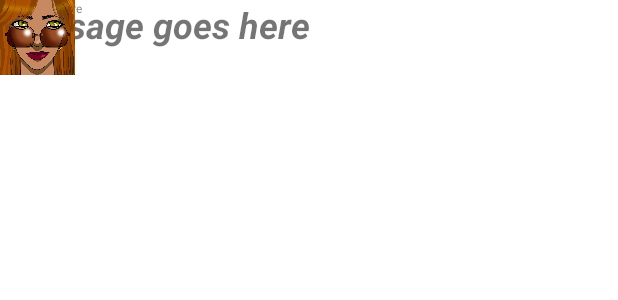
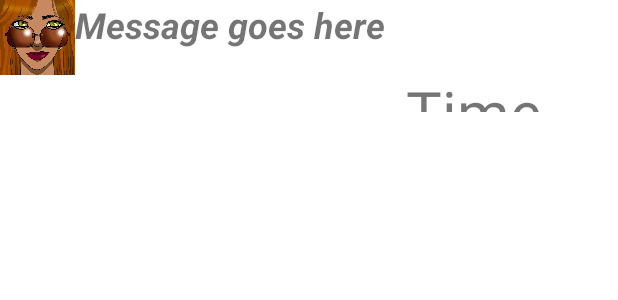
Before and after one commit to Cinthialesline/AndroidaLabs, an Android app: the layout sent_message.xml on its own in the app's theme, with its tools: preview values and no code run, on a phone screen of 412 x 824 dp. Shown: the top 300 px of the screen. Run offline under Robolectric (Android 15) with nearby library versions, the light colour scheme and no system bars.

Commit message:
never running pc

```diff
--- a/app/src/main/res/layout/sent_message.xml
+++ b/app/src/main/res/layout/sent_message.xml
@@ -1,33 +1,35 @@
 <?xml version="1.0" encoding="utf-8"?>
 <androidx.constraintlayout.widget.ConstraintLayout
     xmlns:android="http://schemas.android.com/apk/res/android"
-    xmlns:tools="http://schemas.android.com/tools"
+    xmlns:app="http://schemas.android.com/apk/res-auto"
     android:layout_width="match_parent"
-    android:layout_height="match_parent">
+    android:layout_height="wrap_content">
 
     <TextView
-        android:id="@+id/textView2"
-        android:layout_width="227dp"
-        android:layout_height="34dp"
+        android:id="@+id/textView"
+        android:layout_width="222dp"
+        android:layout_height="39dp"
         android:text="@string/edit1"
         android:textSize="24sp"
         android:textStyle="bold|italic"
-        tools:layout_editor_absoluteX="50dp"
-        tools:layout_editor_absoluteY="5dp" />
+        app:layout_constraintStart_toEndOf="@+id/image"
+        app:layout_constraintTop_toTopOf="parent" />
 
     <TextView
-        android:id="@+id/textView3"
-        android:layout_width="74dp"
-        android:layout_height="16dp"
+        android:id="@+id/time"
+        android:layout_width="141dp"
+        android:layout_height="27dp"
+        android:layout_marginTop="8dp"
         android:text="@string/edit2T"
-        android:textSize="8sp"
-        tools:layout_editor_absoluteX="277dp"
-        tools:layout_editor_absoluteY="5dp" />
+        android:textSize="60px"
+        app:layout_constraintEnd_toEndOf="parent"
+        app:layout_constraintTop_toBottomOf="@+id/textView" />
 
     <ImageView
         android:id="@+id/image"
         android:layout_width="50dp"
         android:layout_height="50dp"
         android:src="@drawable/send_image"
-        />
+        app:layout_constraintEnd_toStartOf="@+id/textView"
+        app:layout_constraintTop_toTopOf="parent" />
 </androidx.constraintlayout.widget.ConstraintLayout>
--- a/app/src/main/res/values/strings.xml
+++ b/app/src/main/res/values/strings.xml
@@ -8,6 +8,7 @@
     <string name="buttonRecieve" translatable="false">Recieve</string>
     <string name="edit1" translatable="false">Message goes here</string>
     <string name="edit2T" translatable="false">Time goes here</string>
+    <string name="type_here">type here</string>
 
 
 </resources>
```
Also changed, not shown: app/build.gradle (+4 -4 lines), app/src/main/AndroidManifest.xml (+13 -9 lines), app/src/main/java/algonquin/cst2335/dz0001/ChatRoom.java (+61 -61 lines), app/src/main/res/layout/chatlayout.xml (+28 -29 lines), app/src/main/res/layout/recieve_message.xml (+9 -6 lines), 1 other file.
